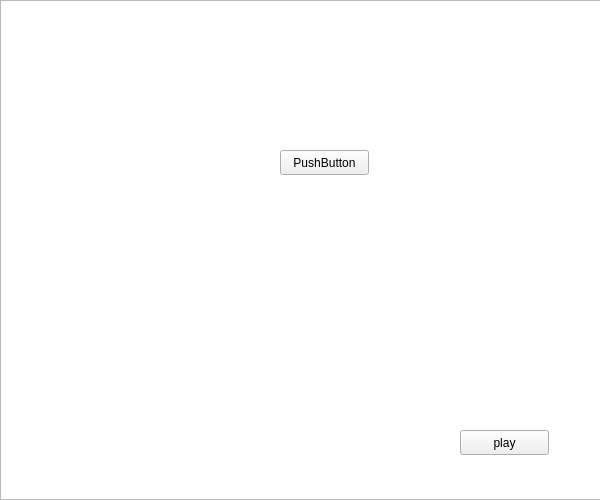
First picture: the form in menu.ui, repository axwl03/2018-pd2-Project3, before the edit.
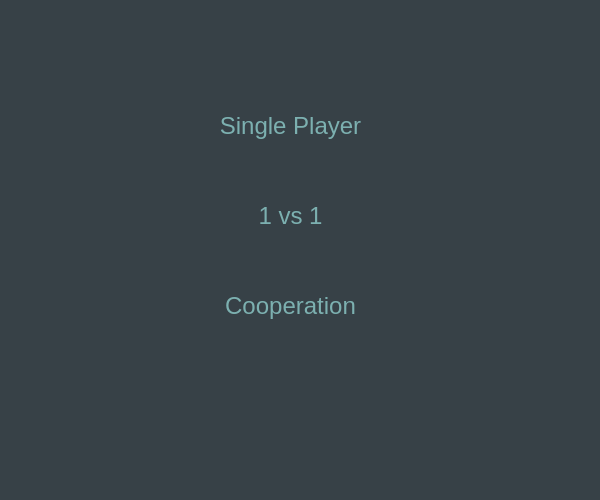
Second picture: the form after the edit.

Commit message: add 1 vs 1 mode; cooperation mode and player information not yet done

Diff of the .ui file:
```diff
--- a/menu.ui
+++ b/menu.ui
@@ -10,50 +10,354 @@
     <height>500</height>
    </rect>
   </property>
+  <property name="palette">
+   <palette>
+    <active>
+     <colorrole role="Base">
+      <brush brushstyle="SolidPattern">
+       <color alpha="255">
+        <red>255</red>
+        <green>255</green>
+        <blue>255</blue>
+       </color>
+      </brush>
+     </colorrole>
+     <colorrole role="Window">
+      <brush brushstyle="SolidPattern">
+       <color alpha="255">
+        <red>55</red>
+        <green>65</green>
+        <blue>71</blue>
+       </color>
+      </brush>
+     </colorrole>
+    </active>
+    <inactive>
+     <colorrole role="Base">
+      <brush brushstyle="SolidPattern">
+       <color alpha="255">
+        <red>255</red>
+        <green>255</green>
+        <blue>255</blue>
+       </color>
+      </brush>
+     </colorrole>
+     <colorrole role="Window">
+      <brush brushstyle="SolidPattern">
+       <color alpha="255">
+        <red>55</red>
+        <green>65</green>
+        <blue>71</blue>
+       </color>
+      </brush>
+     </colorrole>
+    </inactive>
+    <disabled>
+     <colorrole role="Base">
+      <brush brushstyle="SolidPattern">
+       <color alpha="255">
+        <red>55</red>
+        <green>65</green>
+        <blue>71</blue>
+       </color>
+      </brush>
+     </colorrole>
+     <colorrole role="Window">
+      <brush brushstyle="SolidPattern">
+       <color alpha="255">
+        <red>55</red>
+        <green>65</green>
+        <blue>71</blue>
+       </color>
+      </brush>
+     </colorrole>
+    </disabled>
+   </palette>
+  </property>
   <property name="windowTitle">
    <string>MainWindow</string>
   </property>
   <widget class="QWidget" name="centralwidget">
-   <widget class="QGraphicsView" name="graphicsView">
-    <property name="geometry">
-     <rect>
-      <x>0</x>
-      <y>0</y>
-      <width>601</width>
-      <height>500</height>
-     </rect>
-    </property>
-    <property name="verticalScrollBarPolicy">
-     <enum>Qt::ScrollBarAlwaysOff</enum>
-    </property>
-    <property name="horizontalScrollBarPolicy">
-     <enum>Qt::ScrollBarAlwaysOff</enum>
-    </property>
-   </widget>
-   <widget class="QPushButton" name="pushButton_2">
-    <property name="geometry">
-     <rect>
-      <x>280</x>
-      <y>150</y>
-      <width>89</width>
-      <height>25</height>
-     </rect>
-    </property>
-    <property name="text">
-     <string>PushButton</string>
-    </property>
-   </widget>
    <widget class="QPushButton" name="pushButton">
     <property name="geometry">
      <rect>
-      <x>460</x>
-      <y>430</y>
-      <width>89</width>
-      <height>25</height>
+      <x>210</x>
+      <y>100</y>
+      <width>161</width>
+      <height>51</height>
      </rect>
     </property>
+    <property name="palette">
+     <palette>
+      <active>
+       <colorrole role="Button">
+        <brush brushstyle="SolidPattern">
+         <color alpha="255">
+          <red>55</red>
+          <green>65</green>
+          <blue>71</blue>
+         </color>
+        </brush>
+       </colorrole>
+       <colorrole role="BrightText">
+        <brush brushstyle="SolidPattern">
+         <color alpha="255">
+          <red>124</red>
+          <green>176</green>
+          <blue>176</blue>
+         </color>
+        </brush>
+       </colorrole>
+       <colorrole role="ButtonText">
+        <brush brushstyle="SolidPattern">
+         <color alpha="255">
+          <red>124</red>
+          <green>176</green>
+          <blue>176</blue>
+         </color>
+        </brush>
+       </colorrole>
+      </active>
+      <inactive>
+       <colorrole role="Button">
+        <brush brushstyle="SolidPattern">
+         <color alpha="255">
+          <red>55</red>
+          <green>65</green>
+          <blue>71</blue>
+         </color>
+        </brush>
+       </colorrole>
+       <colorrole role="BrightText">
+        <brush brushstyle="SolidPattern">
+         <color alpha="255">
+          <red>124</red>
+          <green>176</green>
+          <blue>176</blue>
+         </color>
+        </brush>
+       </colorrole>
+       <colorrole role="ButtonText">
+        <brush brushstyle="SolidPattern">
+         <color alpha="255">
+          <red>124</red>
+          <green>176</green>
+          <blue>176</blue>
+         </color>
+        </brush>
+       </colorrole>
+      </inactive>
+      <disabled>
+       <colorrole role="Button">
+        <brush brushstyle="SolidPattern">
+         <color alpha="255">
+          <red>55</red>
+          <green>65</green>
+          <blue>71</blue>
+         </color>
+        </brush>
+       </colorrole>
+       <colorrole role="BrightText">
+        <brush brushstyle="SolidPattern">
+         <color alpha="255">
+          <red>124</red>
+          <green>176</green>
+          <blue>176</blue>
+         </color>
+        </brush>
+       </colorrole>
+       <colorrole role="ButtonText">
+        <brush brushstyle="SolidPattern">
+         <color alpha="255">
+          <red>190</red>
+          <green>190</green>
+          <blue>190</blue>
+         </color>
+        </brush>
+       </colorrole>
+      </disabled>
+     </palette>
+    </property>
+    <property name="font">
+     <font>
+      <pointsize>18</pointsize>
+     </font>
+    </property>
     <property name="text">
-     <string>play</string>
+     <string>Single Player</string>
+    </property>
+    <property name="flat">
+     <bool>true</bool>
+    </property>
+   </widget>
+   <widget class="QPushButton" name="pushButton_2">
+    <property name="geometry">
+     <rect>
+      <x>220</x>
+      <y>190</y>
+      <width>141</width>
+      <height>51</height>
+     </rect>
+    </property>
+    <property name="palette">
+     <palette>
+      <active>
+       <colorrole role="Button">
+        <brush brushstyle="SolidPattern">
+         <color alpha="255">
+          <red>55</red>
+          <green>65</green>
+          <blue>71</blue>
+         </color>
+        </brush>
+       </colorrole>
+       <colorrole role="ButtonText">
+        <brush brushstyle="SolidPattern">
+         <color alpha="255">
+          <red>124</red>
+          <green>176</green>
+          <blue>176</blue>
+         </color>
+        </brush>
+       </colorrole>
+      </active>
+      <inactive>
+       <colorrole role="Button">
+        <brush brushstyle="SolidPattern">
+         <color alpha="255">
+          <red>55</red>
+          <green>65</green>
+          <blue>71</blue>
+         </color>
+        </brush>
+       </colorrole>
+       <colorrole role="ButtonText">
+        <brush brushstyle="SolidPattern">
+         <color alpha="255">
+          <red>124</red>
+          <green>176</green>
+          <blue>176</blue>
+         </color>
+        </brush>
+       </colorrole>
+      </inactive>
+      <disabled>
+       <colorrole role="Button">
+        <brush brushstyle="SolidPattern">
+         <color alpha="255">
+          <red>55</red>
+          <green>65</green>
+          <blue>71</blue>
+         </color>
+        </brush>
+       </colorrole>
+       <colorrole role="ButtonText">
+        <brush brushstyle="SolidPattern">
+         <color alpha="255">
+          <red>190</red>
+          <green>190</green>
+          <blue>190</blue>
+         </color>
+        </brush>
+       </colorrole>
+      </disabled>
+     </palette>
+    </property>
+    <property name="font">
+     <font>
+      <pointsize>18</pointsize>
+     </font>
+    </property>
+    <property name="text">
+     <string>1 vs 1</string>
+    </property>
+    <property name="flat">
+     <bool>true</bool>
+    </property>
+   </widget>
+   <widget class="QPushButton" name="pushButton_3">
+    <property name="geometry">
+     <rect>
+      <x>220</x>
+      <y>280</y>
+      <width>141</width>
+      <height>51</height>
+     </rect>
+    </property>
+    <property name="palette">
+     <palette>
+      <active>
+       <colorrole role="Button">
+        <brush brushstyle="SolidPattern">
+         <color alpha="255">
+          <red>55</red>
+          <green>65</green>
+          <blue>71</blue>
+         </color>
+        </brush>
+       </colorrole>
+       <colorrole role="ButtonText">
+        <brush brushstyle="SolidPattern">
+         <color alpha="255">
+          <red>124</red>
+          <green>176</green>
+          <blue>176</blue>
+         </color>
+        </brush>
+       </colorrole>
+      </active>
+      <inactive>
+       <colorrole role="Button">
+        <brush brushstyle="SolidPattern">
+         <color alpha="255">
+          <red>55</red>
+          <green>65</green>
+          <blue>71</blue>
+         </color>
+        </brush>
+       </colorrole>
+       <colorrole role="ButtonText">
+        <brush brushstyle="SolidPattern">
+         <color alpha="255">
+          <red>124</red>
+          <green>176</green>
+          <blue>176</blue>
+         </color>
+        </brush>
+       </colorrole>
+      </inactive>
+      <disabled>
+       <colorrole role="Button">
+        <brush brushstyle="SolidPattern">
+         <color alpha="255">
+          <red>55</red>
+          <green>65</green>
+          <blue>71</blue>
+         </color>
+        </brush>
+       </colorrole>
+       <colorrole role="ButtonText">
+        <brush brushstyle="SolidPattern">
+         <color alpha="255">
+          <red>190</red>
+          <green>190</green>
+          <blue>190</blue>
+         </color>
+        </brush>
+       </colorrole>
+      </disabled>
+     </palette>
+    </property>
+    <property name="font">
+     <font>
+      <pointsize>18</pointsize>
+     </font>
+    </property>
+    <property name="text">
+     <string>Cooperation</string>
+    </property>
+    <property name="flat">
+     <bool>true</bool>
     </property>
    </widget>
   </widget>
```
The commit also changes 15 other files.
